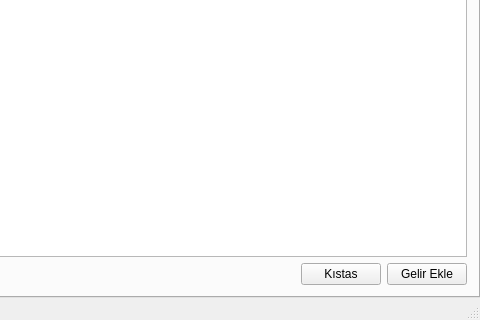
ahmetturan/muhasib, file muhasib.ui: the form before one commit; both pictures show x 180 to 660 and y 109 to 429 of the 660 by 429 pixel window.
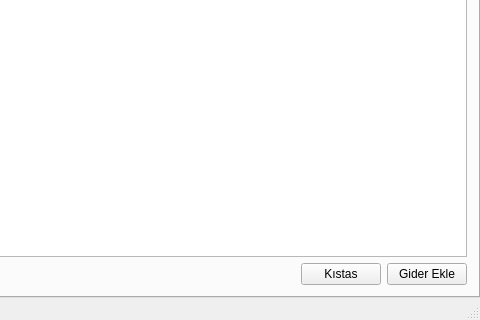
The form after the commit. The open tabs and pages were chosen to show the change.

What changed in the file:
```diff
--- a/muhasib.ui
+++ b/muhasib.ui
@@ -784,7 +784,7 @@
         <item row="1" column="2">
          <widget class="QPushButton" name="btnDigerGiderEkle">
           <property name="text">
-           <string>Gelir Ekle</string>
+           <string>Gider Ekle</string>
           </property>
          </widget>
         </item>
```
Left out of the diff: 2 changed lines with no effect on the pictures.
